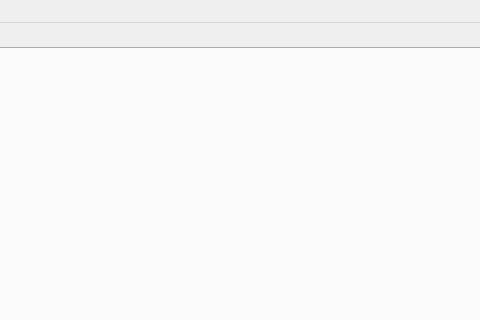
The window that ui/MainWin.ui (onlycalm/litchi_py) describes before a commit, drawn with Qt 5; both pictures show x 520 to 1000 and y 0 to 320 of the 1000 by 595 pixel window.
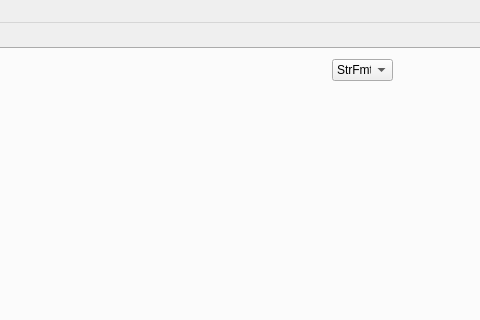
The same window after the commit. The open tabs and pages were chosen to show the change. Icons and pictures are not drawn.

Commit message:
feature(StrFmtProt): 开发字符串协议。
1、创建cStrFmtProt字符串协议处理类，对输入字符串进行简单的内容提取；

```diff
--- a/ui/MainWin.ui
+++ b/ui/MainWin.ui
@@ -406,6 +406,21 @@
       </property>
       <layout class="QVBoxLayout" name="GrphVl"/>
      </widget>
+     <widget class="QComboBox" name="comboBox">
+      <property name="geometry">
+       <rect>
+        <x>850</x>
+        <y>10</y>
+        <width>61</width>
+        <height>22</height>
+       </rect>
+      </property>
+      <item>
+       <property name="text">
+        <string>StrFmt</string>
+       </property>
+      </item>
+     </widget>
     </widget>
     <widget class="QWidget" name="LogAstTab">
      <attribute name="title">
```
Left out of the diff: 2 changed lines with no effect on the pictures. The commit also changes 2 other files.
